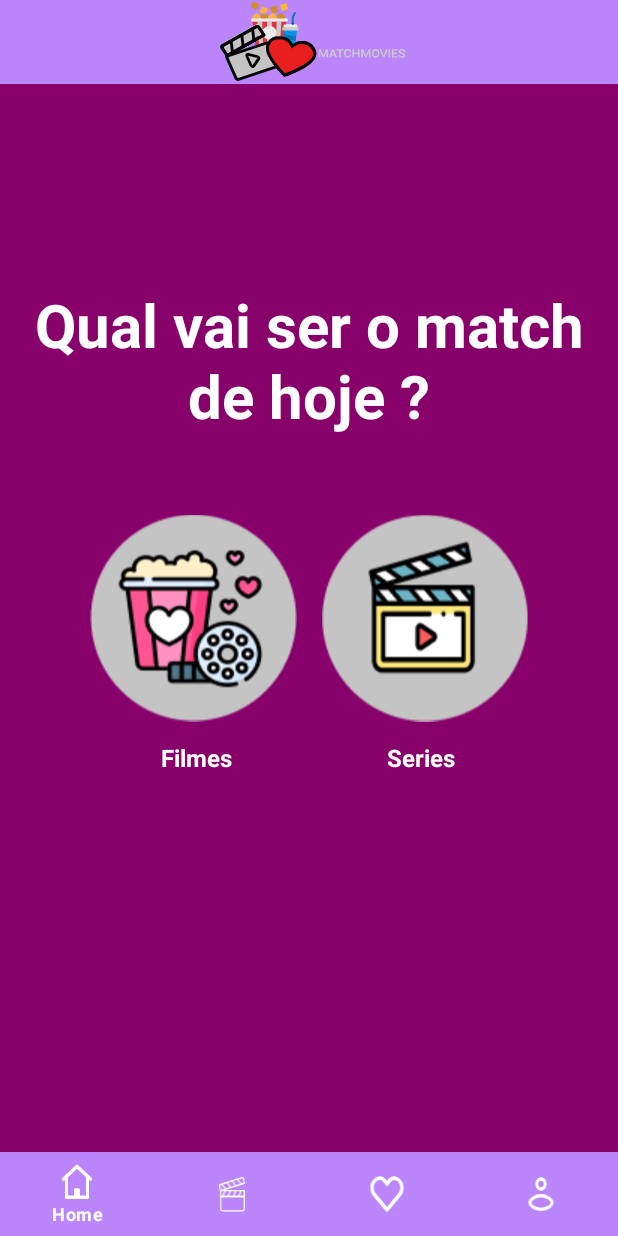
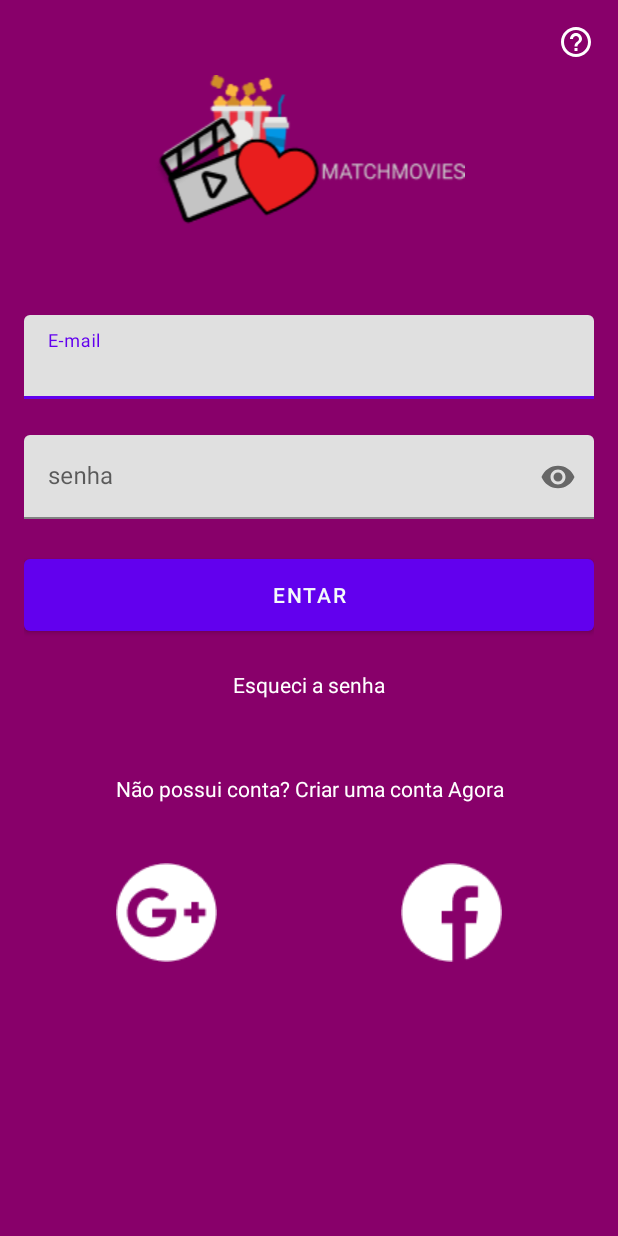
Before and after one commit to MatchMovies/Projeto, an Android app: the screen it shows after launch (HomeActivity before the commit, LoginActivity after it), on a phone screen of 412 x 824 dp. Run offline under Robolectric (Android 15) with nearby library versions, the phone set to English and light mode, and no system bars.

Commit message:
Atualização de botões

```diff
--- a/app/src/main/java/com/br/matchmovies/CadastroActivity.kt
+++ b/app/src/main/java/com/br/matchmovies/view/CadastroActivity.kt
@@ -1,7 +1,8 @@
-package com.br.matchmovies
+package com.br.matchmovies.view
 
 import android.os.Bundle
 import androidx.appcompat.app.AppCompatActivity
+import com.br.matchmovies.R
 
 class CadastroActivity : AppCompatActivity() {
 
--- a/app/src/main/java/com/br/matchmovies/ForgotPasswordActivity.kt
+++ b/app/src/main/java/com/br/matchmovies/view/ForgotPasswordActivity.kt
@@ -1,8 +1,8 @@
-package com.br.matchmovies
+package com.br.matchmovies.view
 
 import androidx.appcompat.app.AppCompatActivity
 import android.os.Bundle
-import androidx.appcompat.widget.Toolbar
+import com.br.matchmovies.R
 
 class ForgotPasswordActivity : AppCompatActivity() {
     override fun onCreate(savedInstanceState: Bundle?) {
--- /dev/null
+++ b/app/src/main/java/com/br/matchmovies/view/LoginActivity.kt
@@ -0,0 +1,47 @@
+package com.br.matchmovies.view
+
+import android.annotation.SuppressLint
+import android.content.Intent
+import androidx.appcompat.app.AppCompatActivity
+import android.os.Bundle
+import android.widget.Button
+import android.widget.TextView
+import com.br.matchmovies.R
+
+class LoginActivity : AppCompatActivity() {
+
+    override fun onCreate(savedInstanceState: Bundle?) {
+        super.onCreate(savedInstanceState)
+        setContentView(R.layout.activity_main_login)
+
+        initViews()
+    }
+
+    @SuppressLint("WrongViewCast")
+    private fun initViews() {
+
+        val btnEnter = findViewById<Button>(R.id.btentrar)
+        btnEnter.setOnClickListener {
+          val intent = Intent(this, HomeActivity::class.java)
+            startActivity(intent)
+        }
+
+
+        val btnCadastro = findViewById<TextView>(R.id.btcadastrar)
+        btnCadastro.setOnClickListener{
+          startActivity(Intent(this, CadastroActivity::class.java))
+        }
+
+        val btnEsqueciSenha = findViewById<TextView>(R.id.btesqueci)
+        btnEsqueciSenha.setOnClickListener{
+            startActivity(Intent(this, ForgotPasswordActivity::class.java))
+        }
+
+
+
+
+
+    }
+
+
+}
--- a/app/src/main/java/com/br/matchmovies/PerfilActivity.kt
+++ b/app/src/main/java/com/br/matchmovies/view/PerfilActivity.kt
@@ -1,8 +1,7 @@
-package com.br.matchmovies
-import android.content.Intent
+package com.br.matchmovies.view
 import androidx.appcompat.app.AppCompatActivity
 import android.os.Bundle
-import android.widget.Button
+import com.br.matchmovies.R
 
 class PerfilActivity : AppCompatActivity() {
 
--- /dev/null
+++ b/app/src/main/java/com/br/matchmovies/view/SplashActivity.kt
@@ -0,0 +1,27 @@
+package com.br.matchmovies.view
+
+import android.content.Intent
+import androidx.appcompat.app.AppCompatActivity
+import android.os.Bundle
+import android.os.Handler
+import com.br.matchmovies.R
+
+class SplashActivity : AppCompatActivity() {
+    override fun onCreate(savedInstanceState: Bundle?) {
+        super.onCreate(savedInstanceState)
+        setContentView(R.layout.activity_splash)
+        loadSplash()
+    }
+
+    private fun loadSplash(){
+        Handler().postDelayed({
+            val intent = Intent(this,LoginActivity::class.java)
+            startActivity(intent)
+            finish()
+        },2000)
+    }
+
+
+
+
+}
--- a/app/src/main/res/layout/activity_forgot_password.xml
+++ b/app/src/main/res/layout/activity_forgot_password.xml
@@ -4,7 +4,7 @@
     xmlns:tools="http://schemas.android.com/tools"
     android:layout_width="match_parent"
     android:layout_height="match_parent"
-    tools:context=".ForgotPasswordActivity">
+    tools:context=".view.ForgotPasswordActivity">
 
 
     <androidx.appcompat.widget.Toolbar
--- a/app/src/main/res/layout/activity_home.xml
+++ b/app/src/main/res/layout/activity_home.xml
@@ -4,7 +4,9 @@
     xmlns:tools="http://schemas.android.com/tools"
     android:layout_width="match_parent"
     android:layout_height="match_parent"
-    tools:context=".HomeActivity">
+    tools:context=".view.HomeActivity">
+
+
 
     <FrameLayout
         android:id="@+id/fl_wrapper"
@@ -18,7 +20,7 @@
         android:layout_height="wrap_content"
         android:layout_alignParentBottom="true"
         android:background="?android:attr/windowBackground"
-        app:itemBackground="@color/purple_700"
+        app:itemBackground="@color/purple_900"
         app:itemIconTint="#fff"
         app:itemTextColor="#fff"
         app:layout_constraintBottom_toBottomOf="parent"
--- a/app/src/main/res/layout/activity_main_login.xml
+++ b/app/src/main/res/layout/activity_main_login.xml
@@ -7,7 +7,7 @@
     android:layout_margin="16dp"
     android:layout_marginTop="10dp"
     android:orientation="vertical"
-    tools:context=".LoginActivity">
+    tools:context=".view.LoginActivity">
 
     <!--// login //-->
 
@@ -81,6 +81,10 @@
         </LinearLayout>
     </com.google.android.material.textfield.TextInputLayout>
 
+    <Space
+        android:layout_width="match_parent"
+        android:layout_height="20dp" />
+
     <TextView
         android:id="@+id/btesqueci"
         android:layout_width="match_parent"
--- a/app/src/main/res/layout/fragment_home.xml
+++ b/app/src/main/res/layout/fragment_home.xml
@@ -10,7 +10,7 @@
         xmlns:tools="http://schemas.android.com/tools"
         android:layout_width="match_parent"
         android:layout_height="match_parent"
-        tools:context=".HomeActivity">
+        tools:context=".view.HomeActivity">
 
 
         <TextView
@@ -63,7 +63,7 @@
             android:id="@+id/toolbar"
             android:layout_width="match_parent"
             android:layout_height="wrap_content"
-            android:background="@color/purple_700"
+            android:background="@color/purple_900"
             android:foreground="@drawable/ic_logo_horizontal"
             android:foregroundGravity="center"
             app:layout_constraintTop_toTopOf="parent"
```
Also changed, not shown: app/src/main/AndroidManifest.xml (+8 -9 lines), app/src/main/java/com/br/matchmovies/LoginActivity.kt (deleted, +0 -31 lines), app/src/main/java/com/br/matchmovies/view/HomeActivity.kt (renamed from app/src/main/java/com/br/matchmovies/HomeActivity.kt, +2 -6 lines).
